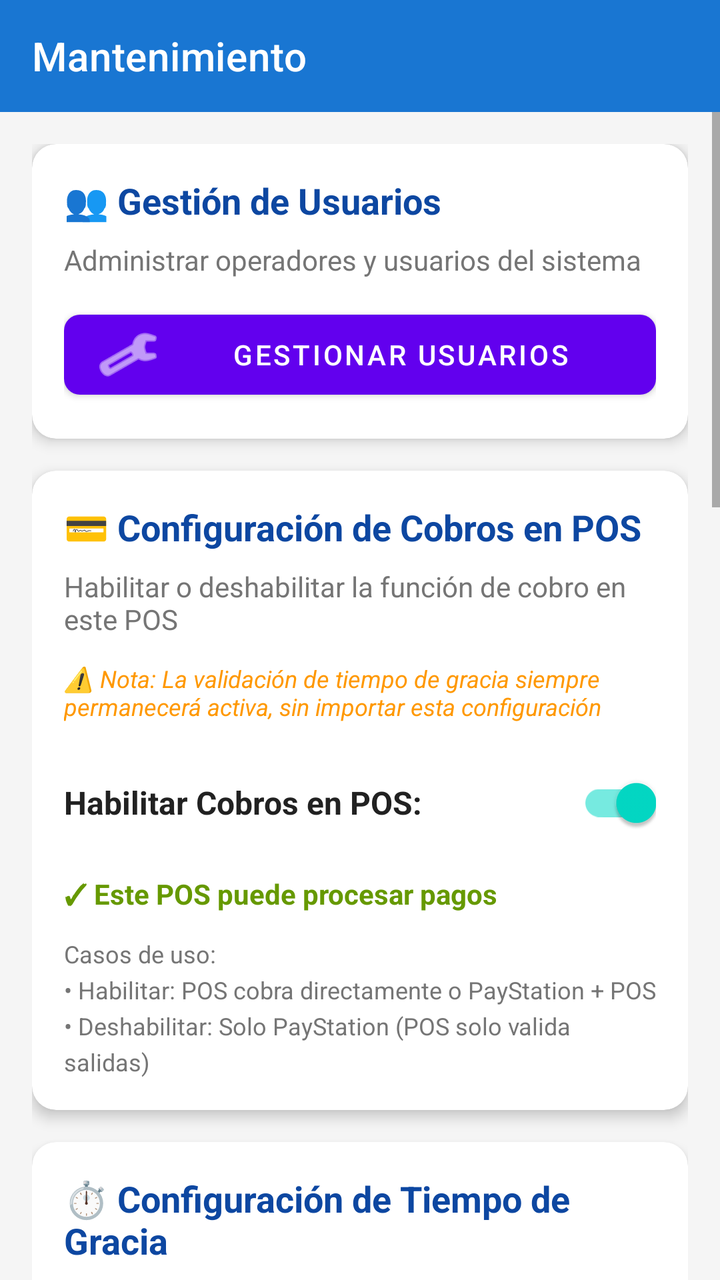
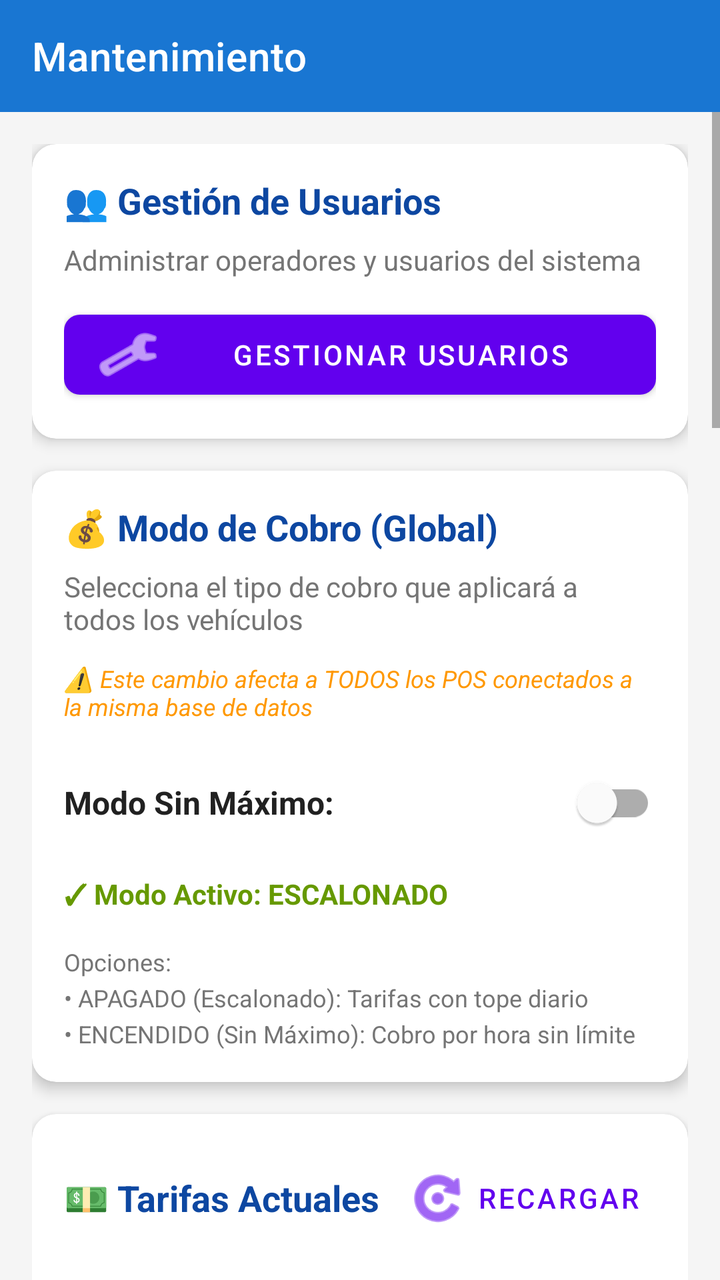

Two renders of the same Android screen: before a commit and after it. Below are the layout's source before the change and the commit's diff.
<!-- AndroidManifest.xml: application theme Theme.MaterialComponents.Light.NoActionBar -->
<!-- res/layout/activity_mantenimiento.xml -->
<?xml version="1.0" encoding="utf-8"?>
<LinearLayout xmlns:android="http://schemas.android.com/apk/res/android"
    xmlns:app="http://schemas.android.com/apk/res-auto"
    android:layout_width="match_parent"
    android:layout_height="match_parent"
    android:orientation="vertical"
    android:background="#F5F5F5">

    <com.google.android.material.appbar.AppBarLayout
        android:layout_width="match_parent"
        android:layout_height="wrap_content">

        <androidx.appcompat.widget.Toolbar
            android:id="@+id/toolbar"
            android:layout_width="match_parent"
            android:layout_height="?attr/actionBarSize"
            app:title="Mantenimiento"
            app:titleTextColor="@android:color/white"
            android:background="#1976D2"/>
    </com.google.android.material.appbar.AppBarLayout>

    <ScrollView
        android:layout_width="match_parent"
        android:layout_height="match_parent"
        android:fillViewport="true">

        <LinearLayout
            android:layout_width="match_parent"
            android:layout_height="wrap_content"
            android:orientation="vertical"
            android:padding="16dp">

            
            <com.google.android.material.card.MaterialCardView
                android:layout_width="match_parent"
                android:layout_height="wrap_content"
                app:cardCornerRadius="12dp"
                app:cardElevation="4dp"
                android:layout_marginBottom="16dp">

                <LinearLayout
                    android:layout_width="match_parent"
                    android:layout_height="wrap_content"
                    android:orientation="vertical"
                    android:padding="16dp">

                    <TextView
                        android:layout_width="wrap_content"
                        android:layout_height="wrap_content"
                        android:text="👥 Gestión de Usuarios"
                        android:textSize="18sp"
                        android:textStyle="bold"
                        android:textColor="#0D47A1"
                        android:layout_marginBottom="8dp"/>

                    <TextView
                        android:layout_width="wrap_content"
                        android:layout_height="wrap_content"
                        android:text="Administrar operadores y usuarios del sistema"
                        android:textSize="14sp"
                        android:textColor="#757575"
                        android:layout_marginBottom="12dp"/>

                    <com.google.android.material.button.MaterialButton
                        android:id="@+id/btnGestionUsuarios"
                        android:layout_width="match_parent"
                        android:layout_height="wrap_content"
                        android:text="Gestionar Usuarios"
                        app:icon="@android:drawable/ic_menu_manage"
                        app:cornerRadius="8dp"/>
                </LinearLayout>
            </com.google.android.material.card.MaterialCardView>

            
            <com.google.android.material.card.MaterialCardView
                android:layout_width="match_parent"
                android:layout_height="wrap_content"
                app:cardCornerRadius="12dp"
                app:cardElevation="4dp"
                android:layout_marginBottom="16dp">

                <LinearLayout
                    android:layout_width="match_parent"
                    android:layout_height="wrap_content"
                    android:orientation="vertical"
                    android:padding="16dp">

                    <TextView
                        android:layout_width="wrap_content"
                        android:layout_height="wrap_content"
                        android:text="💳 Configuración de Cobros en POS"
                        android:textSize="18sp"
                        android:textStyle="bold"
                        android:textColor="#0D47A1"
                        android:layout_marginBottom="8dp"/>

                    <TextView
                        android:layout_width="wrap_content"
                        android:layout_height="wrap_content"
                        android:text="Habilitar o deshabilitar la función de cobro en este POS"
                        android:textSize="14sp"
                        android:textColor="#757575"
                        android:layout_marginBottom="12dp"/>

                    <TextView
                        android:layout_width="wrap_content"
                        android:layout_height="wrap_content"
                        android:text="⚠️ Nota: La validación de tiempo de gracia siempre permanecerá activa, sin importar esta configuración"
                        android:textSize="12sp"
                        android:textColor="#FF9800"
                        android:textStyle="italic"
                        android:layout_marginBottom="16dp"/>

                    <LinearLayout
                        android:layout_width="match_parent"
                        android:layout_height="wrap_content"
                        android:orientation="horizontal"
                        android:gravity="center_vertical"
                        android:layout_marginBottom="12dp">

                        <TextView
                            android:layout_width="0dp"
                            android:layout_height="wrap_content"
                            android:layout_weight="1"
                            android:text="Habilitar Cobros en POS:"
                            android:textSize="16sp"
                            android:textColor="#212121"
                            android:textStyle="bold"/>

                        <com.google.android.material.switchmaterial.SwitchMaterial
                            android:id="@+id/switchCobrosPos"
                            android:layout_width="wrap_content"
                            android:layout_height="wrap_content"
                            android:checked="true"/>
                    </LinearLayout>

                    <TextView
                        android:id="@+id/tvEstadoCobrosPos"
                        android:layout_width="wrap_content"
                        android:layout_height="wrap_content"
                        android:text="✓ Este POS puede procesar pagos"
                        android:textSize="14sp"
                        android:textColor="@android:color/holo_green_dark"
                        android:textStyle="bold"
                        android:layout_marginBottom="12dp"/>

                    <TextView
                        android:layout_width="wrap_content"
                        android:layout_height="wrap_content"
                        android:text="Casos de uso:\n• Habilitar: POS cobra directamente o PayStation + POS\n• Deshabilitar: Solo PayStation (POS solo valida salidas)"
                        android:textSize="12sp"
                        android:textColor="#757575"
                        android:lineSpacingExtra="4dp"/>
                </LinearLayout>
            </com.google.android.material.card.MaterialCardView>

            
            <com.google.android.material.card.MaterialCardView
                android:layout_width="match_parent"
                android:layout_height="wrap_content"
                app:cardCornerRadius="12dp"
                app:cardElevation="4dp"
                android:layout_marginBottom="16dp">

                <LinearLayout
                    android:layout_width="match_parent"
                    android:layout_height="wrap_content"
                    android:orientation="vertical"
                    android:padding="16dp">

                    <TextView
                        android:layout_width="wrap_content"
                        android:layout_height="wrap_content"
                        android:text="⏱️ Configuración de Tiempo de Gracia"
                        android:textSize="18sp"
                        android:textStyle="bold"
                        android:textColor="#0D47A1"
                        android:layout_marginBottom="8dp"/>

                    <TextView
                        android:layout_width="wrap_content"
                        android:layout_height="wrap_content"
                        android:text="Tiempo máximo permitido entre el pago y la salida del vehículo"
                        android:textSize="14sp"
                        android:textColor="#757575"
                        android:layout_marginBottom="12dp"/>

                    <TextView
                        android:layout_width="wrap_content"
                        android:layout_height="wrap_content"
                        android:text="Tiempo de Gracia Actual:"
                        android:textSize="14sp"
                        android:textColor="#757575"
                        android:layout_marginBottom="4dp"/>

                    <TextView
                        android:id="@+id/tvTiempoGraciaActual"
                        android:layout_width="wrap_content"
                        android:layout_height="wrap_content"
                        android:text="15 minutos"
                        android:textSize="20sp"
                        android:textStyle="bold"
                        android:textColor="#4CAF50"
                        android:layout_marginBottom="16dp"/>

                    <com.google.android.material.textfield.TextInputLayout
                        android:id="@+id/tilTiempoGracia"
                        android:layout_width="match_parent"
                        android:layout_height="wrap_content"
                        android:hint="Nuevo Tiempo de Gracia (minutos)"
                        style="@style/Widget.MaterialComponents.TextInputLayout.OutlinedBox"
                        android:layout_marginBottom="12dp">

                        <com.google.android.material.textfield.TextInputEditText
                            android:id="@+id/etTiempoGracia"
                            android:layout_width="match_parent"
                            android:layout_height="wrap_content"
                            android:inputType="number"
                            android:maxLines="1"
                            android:text="15"/>
                    </com.google.android.material.textfield.TextInputLayout>

                    <com.google.android.material.button.MaterialButton
                        android:id="@+id/btnGuardarTiempoGracia"
                        android:layout_width="match_parent"
                        android:layout_height="wrap_content"
                        android:text="Guardar Tiempo de Gracia"
                        app:icon="@android:drawable/ic_menu_save"
                        app:cornerRadius="8dp"
                        style="@style/Widget.MaterialComponents.Button.OutlinedButton"/>
                </LinearLayout>
            </com.google.android.material.card.MaterialCardView>

            
            <com.google.android.material.card.MaterialCardView
                android:layout_width="match_parent"
                android:layout_height="wrap_content"
                app:cardCornerRadius="12dp"
                app:cardElevation="4dp"
                android:layout_marginBottom="16dp">

                <LinearLayout
                    android:layout_width="match_parent"
                    android:layout_height="wrap_content"
                    android:orientation="vertical"
                    android:padding="16dp">

                    <TextView
                        android:layout_width="wrap_content"
                        android:layout_height="wrap_content"
                        android:text="📱 Configuración de Dispositivo"
                        android:textSize="18sp"
                        android:textStyle="bold"
                        android:textColor="#0D47A1"
                        android:layout_marginBottom="8dp"/>

                    <TextView
                        android:layout_width="wrap_content"
                        android:layout_height="wrap_content"
                        android:text="ID del Dispositivo:"
                        android:textSize="14sp"
                        android:textColor="#757575"
                        android:layout_marginBottom="4dp"/>

                    <TextView
                        android:id="@+id/tvIdDispositivo"
                        android:layout_width="wrap_content"
                        android:layout_height="wrap_content"
                        android:text="Cargando..."
                        android:textSize="16sp"
                        android:textStyle="bold"
                        android:textColor="#212121"
                        android:layout_marginBottom="8dp"/>

                    <TextView
                        android:layout_width="wrap_content"
                        android:layout_height="wrap_content"
                        android:text="Tipo:"
                        android:textSize="14sp"
                        android:textColor="#757575"
                        android:layout_marginBottom="4dp"/>

                    <TextView
                        android:id="@+id/tvTipoDispositivo"
                        android:layout_width="wrap_content"
                        android:layout_height="wrap_content"
                        android:text="MIXTO"
                        android:textSize="16sp"
                        android:textStyle="bold"
                        android:textColor="#212121"
                        android:layout_marginBottom="12dp"/>

                    <com.google.android.material.button.MaterialButton
                        android:id="@+id/btnConfigDispositivo"
                        android:layout_width="match_parent"
                        android:layout_height="wrap_content"
                        android:text="Configurar Dispositivo"
                        app:icon="@android:drawable/ic_menu_edit"
                        app:cornerRadius="8dp"
                        style="@style/Widget.MaterialComponents.Button.OutlinedButton"/>
                </LinearLayout>
            </com.google.android.material.card.MaterialCardView>

            
            <com.google.android.material.card.MaterialCardView
                android:layout_width="match_parent"
                android:layout_height="wrap_content"
                app:cardCornerRadius="12dp"
                app:cardElevation="4dp"
                android:layout_marginBottom="16dp">

                <LinearLayout
                    android:layout_width="match_parent"
                    android:layout_height="wrap_content"
                    android:orientation="vertical"
                    android:padding="16dp">

                    <TextView
                        android:layout_width="wrap_content"
                        android:layout_height="wrap_content"
                        android:text="🖥️ Configuración del Servidor"
                        android:textSize="18sp"
                        android:textStyle="bold"
                        android:textColor="#0D47A1"
                        android:layout_marginBottom="12dp"/>

                    
                    <com.google.android.material.textfield.TextInputLayout
                        android:id="@+id/tilServerIp"
                        android:layout_width="match_parent"
                        android:layout_height="wrap_content"
                        android:hint="IP del Servidor"
                        style="@style/Widget.MaterialComponents.TextInputLayout.OutlinedBox"
                        android:layout_marginBottom="12dp">

                        <com.google.android.material.textfield.TextInputEditText
                            android:id="@+id/etServerIp"
                            android:layout_width="match_parent"
                            android:layout_height="wrap_content"
                            android:inputType="text"
                            android:maxLines="1"/>
                    </com.google.android.material.textfield.TextInputLayout>

                    
                    <com.google.android.material.textfield.TextInputLayout
                        android:id="@+id/tilServerPort"
                        android:layout_width="match_parent"
                        android:layout_height="wrap_content"
                        android:hint="Puerto"
                        style="@style/Widget.MaterialComponents.TextInputLayout.OutlinedBox"
                        android:layout_marginBottom="12dp">

                        <com.google.android.material.textfield.TextInputEditText
                            android:id="@+id/etServerPort"
                            android:layout_width="match_parent"
                            android:layout_height="wrap_content"
                            android:inputType="number"
                            android:maxLines="1"/>
                    </com.google.android.material.textfield.TextInputLayout>

                    
                    <com.google.android.material.textfield.TextInputLayout
                        android:id="@+id/tilDatabaseName"
                        android:layout_width="match_parent"
                        android:layout_height="wrap_content"
                        android:hint="Nombre de la Base de Datos"
                        style="@style/Widget.MaterialComponents.TextInputLayout.OutlinedBox"
                        android:layout_marginBottom="12dp">

                        <com.google.android.material.textfield.TextInputEditText
                            android:id="@+id/etDatabaseName"
                            android:layout_width="match_parent"
                            android:layout_height="wrap_content"
                            android:inputType="text"
                            android:maxLines="1"/>
                    </com.google.android.material.textfield.TextInputLayout>

                    
                    <com.google.android.material.textfield.TextInputLayout
                        android:id="@+id/tilDbUsername"
                        android:layout_width="match_parent"
                        android:layout_height="wrap_content"
                        android:hint="Usuario de la BD"
                        style="@style/Widget.MaterialComponents.TextInputLayout.OutlinedBox"
                        android:layout_marginBottom="12dp">

                        <com.google.android.material.textfield.TextInputEditText
                            android:id="@+id/etDbUsername"
                            android:layout_width="match_parent"
                            android:layout_height="wrap_content"
                            android:inputType="text"
                            android:maxLines="1"/>
                    </com.google.android.material.textfield.TextInputLayout>

                    
                    <com.google.android.material.textfield.TextInputLayout
                        android:id="@+id/tilDbPassword"
                        android:layout_width="match_parent"
                        android:layout_height="wrap_content"
                        android:hint="Contraseña de la BD"
                        style="@style/Widget.MaterialComponents.TextInputLayout.OutlinedBox"
                        app:endIconMode="password_toggle"
                        android:layout_marginBottom="16dp">

                        <com.google.android.material.textfield.TextInputEditText
                            android:id="@+id/etDbPassword"
                            android:layout_width="match_parent"
                            android:layout_height="wrap_content"
                            android:inputType="textPassword"
                            android:maxLines="1"/>
                    </com.google.android.material.textfield.TextInputLayout>

                    
                    <com.google.android.material.button.MaterialButton
                        android:id="@+id/btnGuardar"
                        android:layout_width="match_parent"
                        android:layout_height="wrap_content"
                        android:text="Guardar Configuración"
                        android:textSize="14sp"
                        app:cornerRadius="8dp"
                        android:layout_marginBottom="8dp"/>

                    
                    <com.google.android.material.button.MaterialButton
                        android:id="@+id/btnProbarConexion"
                        android:layout_width="match_parent"
                        android:layout_height="wrap_content"
                        android:text="Probar Conexión"
                        android:textSize="14sp"
                        app:cornerRadius="8dp"
                        style="@style/Widget.MaterialComponents.Button.OutlinedButton"
                        android:layout_marginBottom="8dp"/>

                    
                    <com.google.android.material.button.MaterialButton
                        android:id="@+id/btnRestaurar"
                        android:layout_width="match_parent"
                        android:layout_height="wrap_content"
                        android:text="Restaurar Valores"
                        android:textSize="14sp"
                        app:cornerRadius="8dp"
                        style="@style/Widget.MaterialComponents.Button.TextButton"/>
                </LinearLayout>
            </com.google.android.material.card.MaterialCardView>
        </LinearLayout>
    </ScrollView>
</LinearLayout>
<!-- resources referenced by this layout -->
<resources>

</resources>

<!-- the commit's change to res/layout/activity_mantenimiento.xml (unified diff, before → after) -->
@@ -88,6 +88,149 @@
                     <TextView
                         android:layout_width="wrap_content"
                         android:layout_height="wrap_content"
+                        android:text="💰 Modo de Cobro (Global)"
+                        android:textSize="18sp"
+                        android:textStyle="bold"
+                        android:textColor="#0D47A1"
+                        android:layout_marginBottom="8dp"/>
+
+                    <TextView
+                        android:layout_width="wrap_content"
+                        android:layout_height="wrap_content"
+                        android:text="Selecciona el tipo de cobro que aplicará a todos los vehículos"
+                        android:textSize="14sp"
+                        android:textColor="#757575"
+                        android:layout_marginBottom="12dp"/>
+
+                    <TextView
+                        android:layout_width="wrap_content"
+                        android:layout_height="wrap_content"
+                        android:text="⚠️ Este cambio afecta a TODOS los POS conectados a la misma base de datos"
+                        android:textSize="12sp"
+                        android:textColor="#FF9800"
+                        android:textStyle="italic"
+                        android:layout_marginBottom="16dp"/>
+
+                    <LinearLayout
+                        android:layout_width="match_parent"
+                        android:layout_height="wrap_content"
+                        android:orientation="horizontal"
+                        android:gravity="center_vertical"
+                        android:layout_marginBottom="12dp">
+
+                        <TextView
+                            android:layout_width="0dp"
+                            android:layout_height="wrap_content"
+                            android:layout_weight="1"
+                            android:text="Modo Sin Máximo:"
+                            android:textSize="16sp"
+                            android:textColor="#212121"
+                            android:textStyle="bold"/>
+
+                        <com.google.android.material.switchmaterial.SwitchMaterial
+                            android:id="@+id/switchModoCobro"
+                            android:layout_width="wrap_content"
+                            android:layout_height="wrap_content"
+                            android:checked="false"/>
+                    </LinearLayout>
+
+                    <TextView
+                        android:id="@+id/tvEstadoModoCobro"
+                        android:layout_width="wrap_content"
+                        android:layout_height="wrap_content"
+                        android:text="✓ Modo Activo: ESCALONADO"
+                        android:textSize="14sp"
+                        android:textColor="@android:color/holo_green_dark"
+                        android:textStyle="bold"
+                        android:layout_marginBottom="16dp"/>
+
+                    <TextView
+                        android:layout_width="wrap_content"
+                        android:layout_height="wrap_content"
+                        android:text="Opciones:\n• APAGADO (Escalonado): Tarifas con tope diario\n• ENCENDIDO (Sin Máximo): Cobro por hora sin límite"
+                        android:textSize="12sp"
+                        android:textColor="#757575"
+                        android:lineSpacingExtra="4dp"/>
+                </LinearLayout>
+            </com.google.android.material.card.MaterialCardView>
+
+            
+            <com.google.android.material.card.MaterialCardView
+                android:layout_width="match_parent"
+                android:layout_height="wrap_content"
+                app:cardCornerRadius="12dp"
+                app:cardElevation="4dp"
+                android:layout_marginBottom="16dp">
+
+                <LinearLayout
+                    android:layout_width="match_parent"
+                    android:layout_height="wrap_content"
+                    android:orientation="vertical"
+                    android:padding="16dp">
+
+                    <LinearLayout
+                        android:layout_width="match_parent"
+                        android:layout_height="wrap_content"
+                        android:orientation="horizontal"
+                        android:gravity="center_vertical"
+                        android:layout_marginBottom="12dp">
+
+                        <TextView
+                            android:layout_width="0dp"
+                            android:layout_height="wrap_content"
+                            android:layout_weight="1"
+                            android:text="💵 Tarifas Actuales"
+                            android:textSize="18sp"
+                            android:textStyle="bold"
+                            android:textColor="#0D47A1"/>
+
+                        <com.google.android.material.button.MaterialButton
+                            android:id="@+id/btnRecargarTarifas"
+                            android:layout_width="wrap_content"
+                            android:layout_height="wrap_content"
+                            android:text="Recargar"
+                            style="@style/Widget.MaterialComponents.Button.TextButton"
+                            app:icon="@android:drawable/ic_menu_rotate"/>
+                    </LinearLayout>
+
+                    <ProgressBar
+                        android:id="@+id/progressBarTarifas"
+                        android:layout_width="wrap_content"
+                        android:layout_height="wrap_content"
+                        android:layout_gravity="center"
+                        android:layout_marginVertical="16dp"
+                        android:visibility="gone"/>
+
+                    <TextView
+                        android:id="@+id/tvTarifasActuales"
+                        android:layout_width="wrap_content"
+                        android:layout_height="wrap_content"
+                        android:text="Cargando tarifas..."
+                        android:textSize="14sp"
+                        android:textColor="#212121"
+                        android:fontFamily="monospace"
+                        android:lineSpacingExtra="4dp"
+                        android:visibility="gone"/>
+                </LinearLayout>
+            </com.google.android.material.card.MaterialCardView>
+
+            
+            <com.google.android.material.card.MaterialCardView
+                android:layout_width="match_parent"
+                android:layout_height="wrap_content"
+                app:cardCornerRadius="12dp"
+                app:cardElevation="4dp"
+                android:layout_marginBottom="16dp">
+
+                <LinearLayout
+                    android:layout_width="match_parent"
+                    android:layout_height="wrap_content"
+                    android:orientation="vertical"
+                    android:padding="16dp">
+
+                    <TextView
+                        android:layout_width="wrap_content"
+                        android:layout_height="wrap_content"
                         android:text="💳 Configuración de Cobros en POS"
                         android:textSize="18sp"
                         android:textStyle="bold"
@@ -105,7 +248,7 @@
                     <TextView
                         android:layout_width="wrap_content"
                         android:layout_height="wrap_content"
-                        android:text="⚠️ Nota: La validación de tiempo de gracia siempre permanecerá activa, sin importar esta configuración"
+                        android:text="⚠️ Nota: La validación de tiempo de gracia siempre permanecerá activa"
                         android:textSize="12sp"
                         android:textColor="#FF9800"
                         android:textStyle="italic"
@@ -147,7 +290,7 @@
                     <TextView
                         android:layout_width="wrap_content"
                         android:layout_height="wrap_content"
-                        android:text="Casos de uso:\n• Habilitar: POS cobra directamente o PayStation + POS\n• Deshabilitar: Solo PayStation (POS solo valida salidas)"
+                        android:text="Casos de uso:\n• Habilitar: POS cobra directamente\n• Deshabilitar: Solo PayStation (POS solo valida salidas)"
                         android:textSize="12sp"
                         android:textColor="#757575"
                         android:lineSpacingExtra="4dp"/>
@@ -324,7 +467,6 @@
                         android:textColor="#0D47A1"
                         android:layout_marginBottom="12dp"/>
 
-                    
                     <com.google.android.material.textfield.TextInputLayout
                         android:id="@+id/tilServerIp"
                         android:layout_width="match_parent"
@@ -341,7 +483,6 @@
                             android:maxLines="1"/>
                     </com.google.android.material.textfield.TextInputLayout>
 
-                    
                     <com.google.android.material.textfield.TextInputLayout
                         android:id="@+id/tilServerPort"
                         android:layout_width="match_parent"
@@ -358,7 +499,6 @@
                             android:maxLines="1"/>
                     </com.google.android.material.textfield.TextInputLayout>
 
-                    
                     <com.google.android.material.textfield.TextInputLayout
                         android:id="@+id/tilDatabaseName"
                         android:layout_width="match_parent"
@@ -375,7 +515,6 @@
                             android:maxLines="1"/>
                     </com.google.android.material.textfield.TextInputLayout>
 
-                    
                     <com.google.android.material.textfield.TextInputLayout
                         android:id="@+id/tilDbUsername"
                         android:layout_width="match_parent"
@@ -392,7 +531,6 @@
                             android:maxLines="1"/>
                     </com.google.android.material.textfield.TextInputLayout>
 
-                    
                     <com.google.android.material.textfield.TextInputLayout
                         android:id="@+id/tilDbPassword"
                         android:layout_width="match_parent"
@@ -410,7 +548,6 @@
                             android:maxLines="1"/>
                     </com.google.android.material.textfield.TextInputLayout>
 
-                    
                     <com.google.android.material.button.MaterialButton
                         android:id="@+id/btnGuardar"
                         android:layout_width="match_parent"
@@ -420,7 +557,6 @@
                         app:cornerRadius="8dp"
                         android:layout_marginBottom="8dp"/>
 
-                    
                     <com.google.android.material.button.MaterialButton
                         android:id="@+id/btnProbarConexion"
                         android:layout_width="match_parent"
@@ -431,7 +567,6 @@
                         style="@style/Widget.MaterialComponents.Button.OutlinedButton"
                         android:layout_marginBottom="8dp"/>
 
-                    
                     <com.google.android.material.button.MaterialButton
                         android:id="@+id/btnRestaurar"
                         android:layout_width="match_parent"
